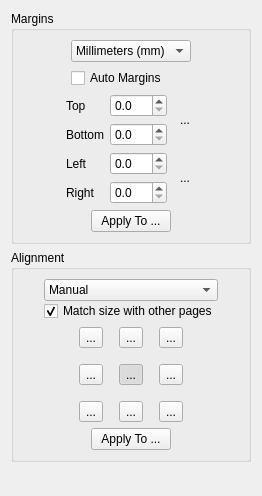
4lex4/scantailor-advanced, file filters/page_layout/ui/PageLayoutOptionsWidget.ui: the form before one commit.
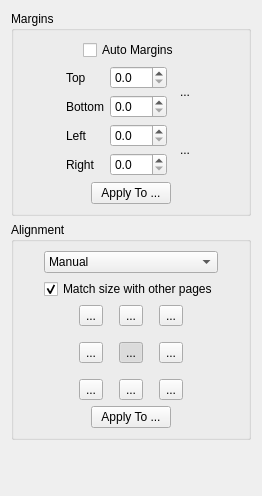
The form after the commit. Icons and pictures are not drawn.

Commit message:
Implemented the system of globally managing metric units.
The settings are available in the main window menu.
Available units: pixels, millimetres, centimetres, inches.

```diff
--- a/filters/page_layout/ui/PageLayoutOptionsWidget.ui
+++ b/filters/page_layout/ui/PageLayoutOptionsWidget.ui
@@ -36,22 +36,6 @@
          </spacer>
         </item>
         <item>
-         <layout class="QVBoxLayout" name="verticalLayout_3">
-          <item>
-           <widget class="QComboBox" name="unitsComboBox">
-            <item>
-             <property name="text">
-              <string>Millimeters (mm)</string>
-             </property>
-            </item>
-            <item>
-             <property name="text">
-              <string>Inches (in)</string>
-             </property>
-            </item>
-           </widget>
-          </item>
-          <item>
            <widget class="QCheckBox" name="autoMargins">
             <property name="text">
              <string>Auto Margins</string>
@@ -61,8 +45,6 @@
             </property>
            </widget>
           </item>
-         </layout>
-        </item>
         <item>
          <spacer name="horizontalSpacer_2">
           <property name="orientation">
@@ -303,6 +285,9 @@
         </item>
         <item>
          <layout class="QVBoxLayout" name="verticalLayout_2">
+          <property name="spacing">
+           <number>6</number>
+          </property>
           <item>
            <widget class="QComboBox" name="alignmentMode">
             <property name="currentIndex">
```
Lines whose indentation alone changed are shown as unchanged. The commit also changes 18 other files.
